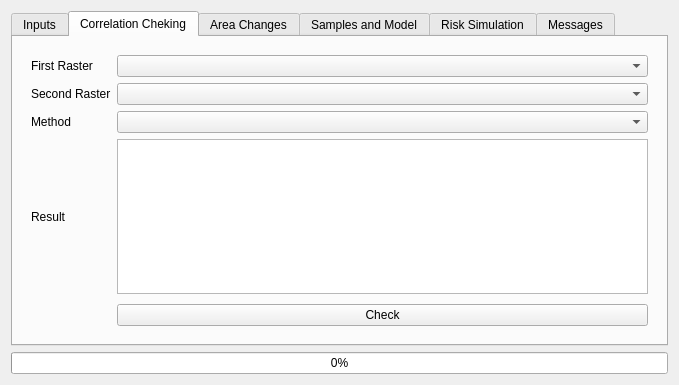
This is ui/moluscedialogbase.ui in nextgis/qgis_molusce as Qt 5 draws it before an edit. The edited form follows.
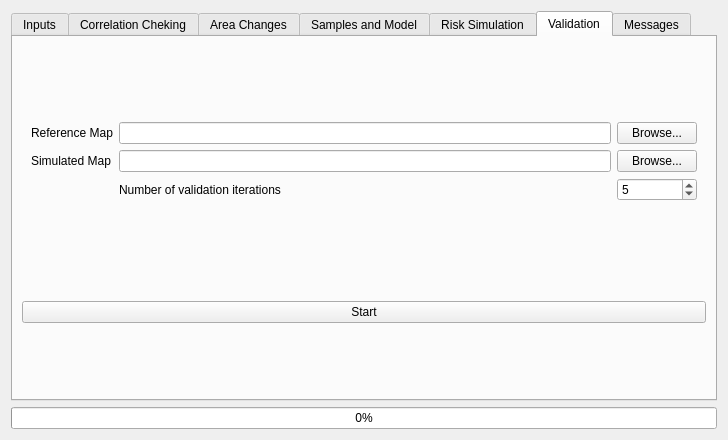
This is the edited form. Custom widgets are drawn as their Qt base class.

Commit message: Validation tab

Diff of the .ui file:
```diff
--- a/ui/moluscedialogbase.ui
+++ b/ui/moluscedialogbase.ui
@@ -6,18 +6,21 @@
    <rect>
     <x>0</x>
     <y>0</y>
-    <width>679</width>
-    <height>385</height>
+    <width>728</width>
+    <height>440</height>
    </rect>
   </property>
   <property name="windowTitle">
    <string>MOLUSCE</string>
   </property>
-  <layout class="QVBoxLayout" name="verticalLayout">
-   <item>
+  <layout class="QGridLayout" name="gridLayout_10">
+   <item row="0" column="0">
     <widget class="QTabWidget" name="tabWidget">
+     <property name="enabled">
+      <bool>true</bool>
+     </property>
      <property name="currentIndex">
-      <number>1</number>
+      <number>5</number>
      </property>
      <widget class="QWidget" name="tabInputs">
       <attribute name="title">
@@ -517,6 +520,88 @@
        </item>
       </layout>
      </widget>
+     <widget class="QWidget" name="tabValidation">
+      <attribute name="title">
+       <string>Validation</string>
+      </attribute>
+      <layout class="QGridLayout" name="gridLayout_9">
+       <item row="2" column="0">
+        <widget class="QPushButton" name="btnStartValidation">
+         <property name="text">
+          <string>Start</string>
+         </property>
+        </widget>
+       </item>
+       <item row="0" column="0">
+        <layout class="QGridLayout" name="gridLayout_8">
+         <property name="margin">
+          <number>9</number>
+         </property>
+         <item row="3" column="2">
+          <widget class="QSpinBox" name="spnValIterCount">
+           <property name="minimum">
+            <number>1</number>
+           </property>
+           <property name="maximum">
+            <number>20</number>
+           </property>
+           <property name="value">
+            <number>5</number>
+           </property>
+          </widget>
+         </item>
+         <item row="0" column="2">
+          <widget class="QPushButton" name="btnSelectReferenceMap">
+           <property name="text">
+            <string>Browse...</string>
+           </property>
+          </widget>
+         </item>
+         <item row="1" column="1">
+          <widget class="QLineEdit" name="leSimulatedMapPath"/>
+         </item>
+         <item row="1" column="0">
+          <widget class="QLabel" name="label_12">
+           <property name="text">
+            <string>Simulated Map</string>
+           </property>
+          </widget>
+         </item>
+         <item row="0" column="1">
+          <widget class="QLineEdit" name="leReferenceMapPath"/>
+         </item>
+         <item row="1" column="2">
+          <widget class="QPushButton" name="btnSelectSimulatedMap">
+           <property name="text">
+            <string>Browse...</string>
+           </property>
+          </widget>
+         </item>
+         <item row="0" column="0">
+          <widget class="QLabel" name="label_11">
+           <property name="text">
+            <string>Reference Map</string>
+           </property>
+          </widget>
+         </item>
+         <item row="3" column="1">
+          <widget class="QLabel" name="label_13">
+           <property name="text">
+            <string>Number of validation iterations</string>
+           </property>
+          </widget>
+         </item>
+        </layout>
+       </item>
+       <item row="1" column="0">
+        <layout class="QHBoxLayout" name="layoutValPlot">
+         <property name="margin">
+          <number>9</number>
+         </property>
+        </layout>
+       </item>
+      </layout>
+     </widget>
      <widget class="QWidget" name="tabMessages">
       <attribute name="title">
        <string>Messages</string>
@@ -536,7 +621,7 @@
      </widget>
     </widget>
    </item>
-   <item>
+   <item row="1" column="0">
     <widget class="QProgressBar" name="progressBar">
      <property name="value">
       <number>0</number>
```
Left out of the diff: 74 changed lines with no effect on the pictures. The commit also changes 5 other files.
